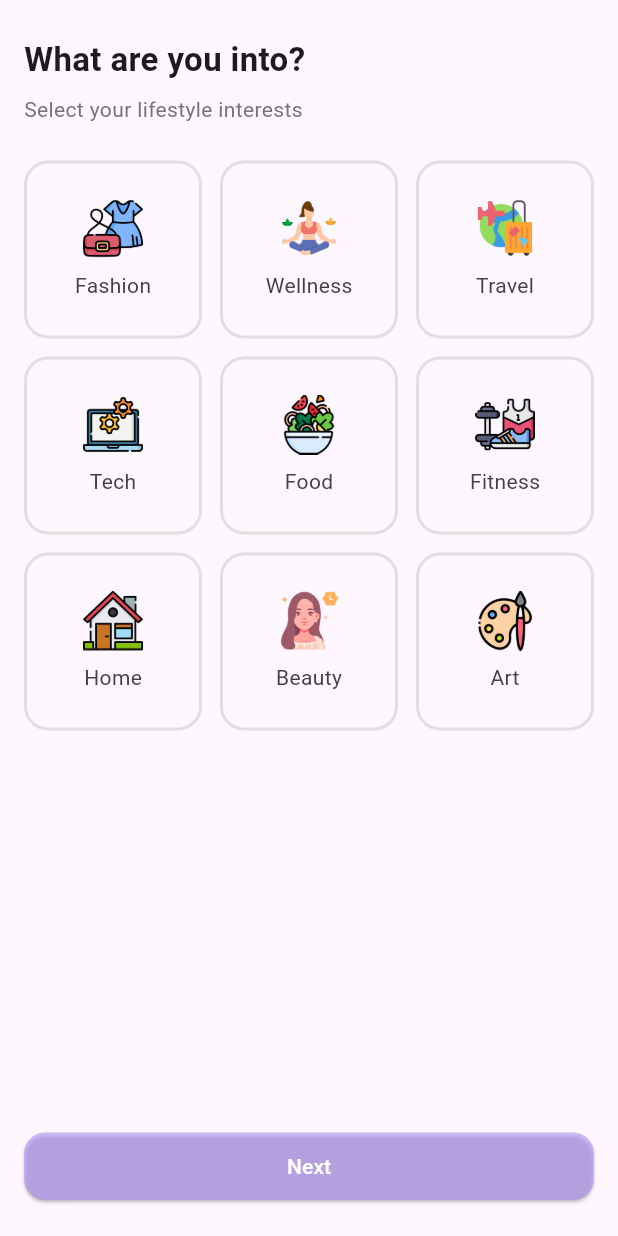
After one commit to SarjakBhandari/yayvo, a Flutter app: the InterestsScreen screen opened directly, on a phone screen of 412 x 824 dp. The commit adds this screen. Run offline on Flutter 3.47's test engine with Material 3 defaults, Android fonts, the phone set to English and light mode, and no system bars.

Commit message:
made interest selection page for consumers

```diff
--- a/lib/screens/login.screen.dart
+++ b/lib/screens/login.screen.dart
@@ -1,5 +1,7 @@
 import 'package:flutter/material.dart';
 import 'package:yayvo/common/show_my_snack_bar.dart';
+import 'package:yayvo/screens/onboarding/interests.onboarding.screen.dart';
+import 'package:yayvo/screens/welcome.screen.dart';
 import 'package:yayvo/widgets/my_button.dart';
 import 'package:yayvo/widgets/my_logo.dart';
 import 'package:yayvo/widgets/my_text_form_field.dart';
@@ -137,6 +139,13 @@ class _LoginScreenState extends State<LoginScreen> {
                         message: "Logged In!",
                         status: SnackBarStatus.success,
                       );
+
+                      Navigator.pushReplacement(
+                        context,
+                        MaterialPageRoute(
+                          builder: (context) => InterestsScreen(),
+                        ),
+                      );
                     }
                   },
                   text: "Sign In",
@@ -146,7 +155,12 @@ class _LoginScreenState extends State<LoginScreen> {
               const SizedBox(height: 20),
               GestureDetector(
                 onTap: () {
-                  Navigator.pop(context);
+                  Navigator.push(
+                    context,
+                    MaterialPageRoute(
+                      builder: (context) => const WelcomeScreen(),
+                    ),
+                  );
                 },
                 child: RichText(
                   text: const TextSpan(
@@ -158,6 +172,7 @@ class _LoginScreenState extends State<LoginScreen> {
                         style: TextStyle(
                           fontWeight: FontWeight.bold,
                           decoration: TextDecoration.underline,
+                          color: Colors.blueAccent,
                         ),
                       ),
                     ],
--- /dev/null
+++ b/lib/screens/onboarding/interests.onboarding.screen.dart
@@ -0,0 +1,139 @@
+import 'package:flutter/material.dart';
+import 'package:yayvo/widgets/my_button.dart';
+
+class InterestsScreen extends StatefulWidget {
+  const InterestsScreen({super.key});
+
+  @override
+  State<InterestsScreen> createState() => _InterestsScreenState();
+}
+
+class _InterestsScreenState extends State<InterestsScreen> {
+  final List<Map<String, String>> interests = [
+    {"name": "Fashion", "icon": "assets/icons/dress.png"},
+    {"name": "Wellness", "icon": "assets/icons/meditation.png"},
+    {"name": "Travel", "icon": "assets/icons/travel.png"},
+    {"name": "Tech", "icon": "assets/icons/computer.png"},
+    {"name": "Food", "icon": "assets/icons/salad.png"},
+    {"name": "Fitness", "icon": "assets/icons/fitness.png"},
+    {"name": "Home", "icon": "assets/icons/house.png"},
+    {"name": "Beauty", "icon": "assets/icons/beauty.png"},
+    {"name": "Art", "icon": "assets/icons/art.png"},
+  ];
+
+  final List<String> interestsSelected = [];
+
+  void toggleInterest(String interest) {
+    setState(() {
+      if (interestsSelected.contains(interest)) {
+        interestsSelected.remove(interest);
+      } else {
+        interestsSelected.add(interest);
+      }
+    });
+  }
+
+
+  @override
+  Widget build(BuildContext context) {
+    return Scaffold(
+      backgroundColor: Theme.of(context).scaffoldBackgroundColor,
+      body: SafeArea(
+        child: Padding(
+          padding: const EdgeInsets.symmetric(horizontal: 16, vertical: 24),
+          child: Column(
+            children: [
+              Expanded(
+                child: Column(
+                  crossAxisAlignment: CrossAxisAlignment.start,
+                  children: [
+                    const Text(
+                      "What are you into?",
+                      style: TextStyle(
+                        fontSize: 22,
+                        fontWeight: FontWeight.bold,
+                      ),
+                    ),
+                    const SizedBox(height: 8),
+                    Text(
+                      "Select your lifestyle interests",
+                      style: TextStyle(
+                        color: Colors.grey.shade600,
+                        fontSize: 14,
+                      ),
+                    ),
+                    const SizedBox(height: 24),
+                    Expanded(
+                      child: GridView.builder(
+                        gridDelegate: const SliverGridDelegateWithFixedCrossAxisCount(
+                          crossAxisCount: 3,
+                          crossAxisSpacing: 12,
+                          mainAxisSpacing: 12,
+                          childAspectRatio: 1,
+                        ),
+                        itemCount: interests.length,
+                        itemBuilder: (context, index) {
+                          final interest = interests[index];
+                          final isSelected = interestsSelected.contains(interest["name"]);
+                          return GestureDetector(
+                            onTap: () => toggleInterest(interest["name"]!),
+                            child: AnimatedContainer(
+                              duration: const Duration(milliseconds: 200),
+                              curve: Curves.easeInOut,
+                              padding: const EdgeInsets.all(12),
+                              decoration: BoxDecoration(
+                                borderRadius: BorderRadius.circular(16),
+                                border: Border.all(
+                                  color: isSelected
+                                      ? Theme.of(context).colorScheme.primary
+                                      : Colors.grey.shade300,
+                                  width: 2,
+                                ),
+                                color: isSelected
+                                    ? Theme.of(context).colorScheme.primary.withOpacity(0.1)
+                                    : Theme.of(context).cardColor,
+                              ),
+                              child: Column(
+                                mainAxisAlignment: MainAxisAlignment.center,
+                                children: [
+                                  Image.asset(
+                                    interest["icon"]!,
+                                    height: 40,
+                                    width: 40,
+                                    fit: BoxFit.contain,
+                                  ),
+                                  const SizedBox(height: 8),
+                                  Text(
+                                    interest["name"]!,
+                                    style: TextStyle(
+                                      fontSize: 14,
+                                      color: isSelected
+                                          ? Theme.of(context).colorScheme.primary
+                                          : Colors.grey.shade800,
+                                    ),
+                                  ),
+                                ],
+                              ),
+                            ),
+                          );
+                        },
+                      ),
+                    ),
+                  ],
+                ),
+              ),
+              SizedBox(
+                width: double.infinity,
+                height: 45,
+                child: MyButton(
+                  onPressed: (){},
+                  text: "Next",
+                ),
+              ),
+            ],
+          ),
+        ),
+      ),
+    );
+  }
+}
```
Also changed, not shown: assets/icons/art.png (added), assets/icons/beauty.png (added), assets/icons/computer.png (added), assets/icons/dress.png (added), assets/icons/fitness.png (added), assets/icons/house.png (added), assets/icons/meditation.png (added), assets/icons/salad.png (added), assets/icons/travel.png (added).
